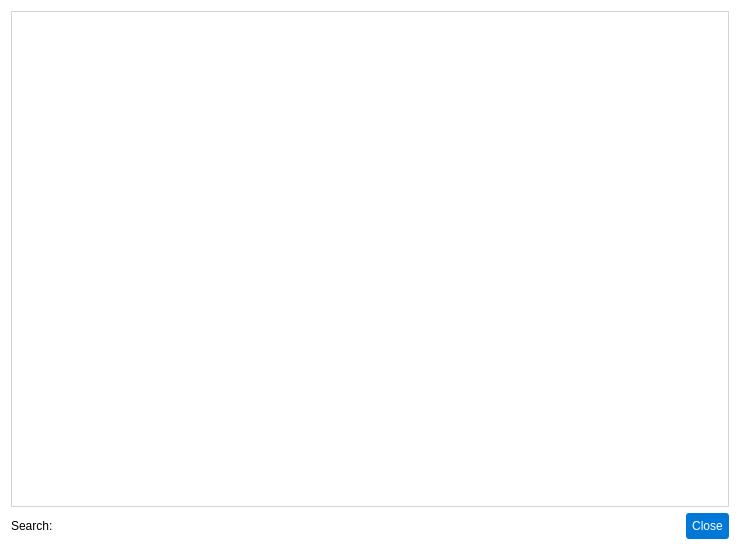
This is pastrocore/gui_pyside/dialog_catalog.ui in Torward1024/pAstroCORE as Qt 5 draws it before an edit. The edited form follows.
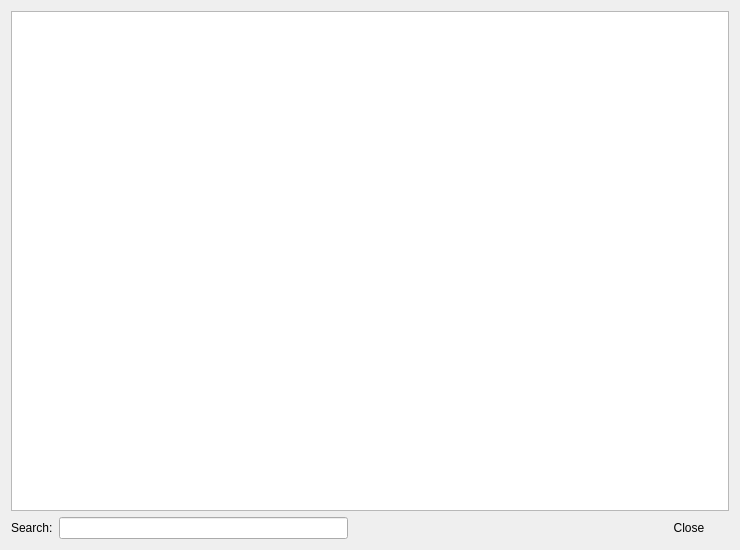
This is the edited form. Icons and pictures are not drawn.

```diff
--- a/pastrocore/gui_pyside/dialog_catalog.ui
+++ b/pastrocore/gui_pyside/dialog_catalog.ui
@@ -38,32 +38,12 @@
    <iconset resource="../gui/icons/icons.qrc">
     <normaloff>:/icons/catalog.svg</normaloff>:/icons/catalog.svg</iconset>
   </property>
-  <property name="styleSheet">
-   <string notr="true">background-color: #ffffff; font-family: Arial;</string>
-  </property>
   <property name="modal">
    <bool>true</bool>
   </property>
   <layout class="QGridLayout" name="gridLayout">
    <item row="2" column="3">
     <widget class="QPushButton" name="closeButton">
-     <property name="styleSheet">
-      <string notr="true">QPushButton {
-    background-color: #0078d7;
-    color: #ffffff;
-    padding: 6px;
-    border-radius: 3px;
-    border: none;
-}
-QPushButton:hover {
-    background-color: #1a8cff; /* Светлее при наведении */
-}
-QPushButton:pressed {
-    background-color: #005bb5; /* Темнее при нажатии */
-    padding-top: 7px; /* Легкое смещение вниз для эффекта &quot;продавливания&quot; */
-    padding-bottom: 5px;
-}</string>
-     </property>
      <property name="text">
       <string>Close</string>
      </property>
@@ -74,61 +54,6 @@
    </item>
    <item row="0" column="0" colspan="4">
     <widget class="QTableView" name="catalogTable">
-     <property name="styleSheet">
-      <string notr="true">/* QTableView and QHeaderView styles for pAstroCORE */
-
-/* Table View */
-QTableView, QTableWidget {
-    background-color: #ffffff;
-    gridline-color: #d3d3d3;
-    color: #333333;
-    font-family: Arial, sans-serif;
-    font-size: 9pt;
-    border: 1px solid #d3d3d3; /* External border for table */
-}
-
-QTableView::item:selected, QTableWidget::item:selected {
-    background-color: #0078d7;
-    color: #ffffff;
-}
-
-QTableView::item:hover, QTableWidget::item:hover {
-    background-color: #1a8cff;
-    color: #ffffff;
-}
-
-/* Header View */
-QHeaderView {
-    background-color: #f9f9f9;
-    border: none; /* No external border to avoid doubling with QTableView */
-    border-bottom: 1px solid #d3d3d3; /* Bottom border to separate from content */
-}
-
-QHeaderView::section {
-    background-color: #f9f9f9;
-    color: #333333;
-    border-bottom: none; /* No bottom border, handled by QHeaderView */
-    border-right: none; /* Avoid doubling with adjacent sections */
-    border-left: none; /* Clean look */
-    border-top: none; /* Clean look */
-    padding: 4px;
-    font-family: Arial, sans-serif;
-    font-size: 9pt;
-}
-
-QHeaderView::section:horizontal {
-    border-right: 1px solid #d3d3d3; /* Separator between columns */
-}
-
-QHeaderView::section:vertical {
-    border-bottom: 1px solid #d3d3d3; /* Separator between rows */
-}
-
-QHeaderView::section:hover {
-    background-color: #1a8cff;
-    color: #ffffff;
-}</string>
-     </property>
      <property name="editTriggers">
       <set>QAbstractItemView::EditTrigger::NoEditTriggers</set>
      </property>
@@ -142,31 +67,7 @@
    </item>
    <item row="2" column="1">
     <widget class="QLineEdit" name="search">
-     <property name="styleSheet">
-      <string notr="true">QLineEdit {
-    font-family: Arial;
-    font-size: 9pt;
-    color: #333333;
-    padding: 1px;
-    border-radius: 3px;
-}
-QLineEdit[readOnly=&quot;true&quot;] {
-    border: 1px solid #d3d3d3;
-    background-color: #f9f9f9;
-}
-QLineEdit[readOnly=&quot;false&quot;] {
-    border: 1px solid #0078d7;
-    background-color: #f0f6ff;
-}
-QLineEdit[readOnly=&quot;false&quot;]:hover {
-    border: 1px solid #1a8cff;
-}
-QLineEdit[readOnly=&quot;false&quot;]:focus {
-    border: 1px solid #005bb5;
-    background-color: #ffffff;
-}</string>
-     </property>
-    </widget>
+     </widget>
    </item>
    <item row="2" column="2">
     <spacer name="horizontalSpacer">
```
Left out of the diff: 4 changed lines with no effect on the pictures.
